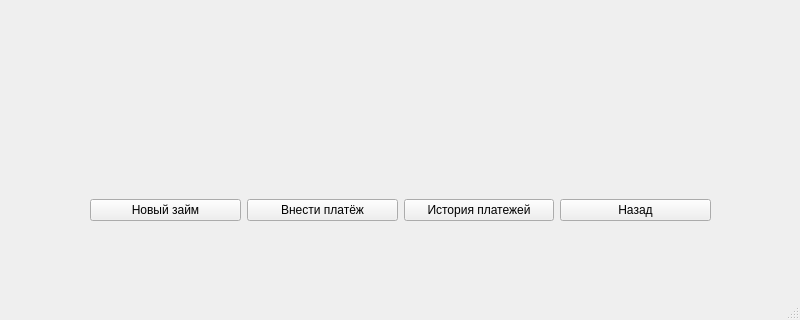
Old version of the form ui/loans_window.ui in the repository Daniel22874/Zaimer_app; both pictures show x 0 to 800 and y 280 to 600 of the 800 by 600 pixel window.
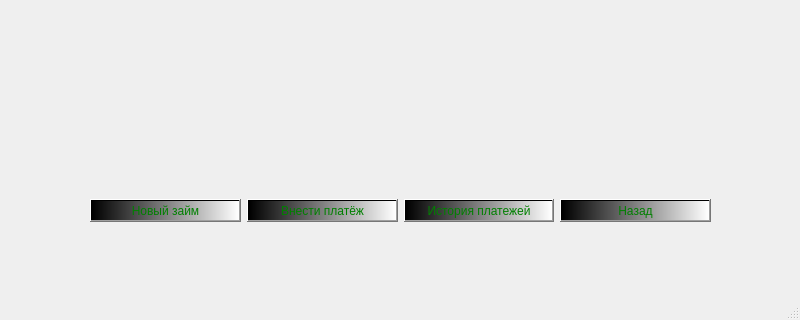
New version of the form.

Commit message: Внешка по окну с займами одного клиента готова

What changed in the file:
```diff
--- a/ui/loans_window.ui
+++ b/ui/loans_window.ui
@@ -37,6 +37,11 @@
     <layout class="QHBoxLayout" name="horizontalLayout">
      <item>
       <widget class="QPushButton" name="new_loan_button">
+       <property name="styleSheet">
+        <string notr="true">background-color: qlineargradient(spread:pad, x1:0, y1:0, x2:1, y2:0, stop:0 rgba(0, 0, 0, 255), stop:1 rgba(255, 255, 255, 255));
+font: 75 11pt &quot;MS Shell Dlg 2&quot;;
+color: green;</string>
+       </property>
        <property name="text">
         <string>Новый займ</string>
        </property>
@@ -44,6 +49,11 @@
      </item>
      <item>
       <widget class="QPushButton" name="payment_button">
+       <property name="styleSheet">
+        <string notr="true">background-color: qlineargradient(spread:pad, x1:0, y1:0, x2:1, y2:0, stop:0 rgba(0, 0, 0, 255), stop:1 rgba(255, 255, 255, 255));
+font: 75 11pt &quot;MS Shell Dlg 2&quot;;
+color: green;</string>
+       </property>
        <property name="text">
         <string>Внести платёж</string>
        </property>
@@ -51,6 +61,12 @@
      </item>
      <item>
       <widget class="QPushButton" name="history_payment_button">
+       <property name="styleSheet">
+        <string notr="true">background-color: qlineargradient(spread:pad, x1:0, y1:0, x2:1, y2:0, stop:0 rgba(0, 0, 0, 255), stop:1 rgba(255, 255, 255, 255));
+font: 75 11pt &quot;MS Shell Dlg 2&quot;;
+color: green;
+</string>
+       </property>
        <property name="text">
         <string>История платежей</string>
        </property>
@@ -58,6 +74,11 @@
      </item>
      <item>
       <widget class="QPushButton" name="back_button">
+       <property name="styleSheet">
+        <string notr="true">background-color: qlineargradient(spread:pad, x1:0, y1:0, x2:1, y2:0, stop:0 rgba(0, 0, 0, 255), stop:1 rgba(255, 255, 255, 255));
+font: 75 11pt &quot;MS Shell Dlg 2&quot;;
+color: green;</string>
+       </property>
        <property name="text">
         <string>Назад</string>
        </property>
```
